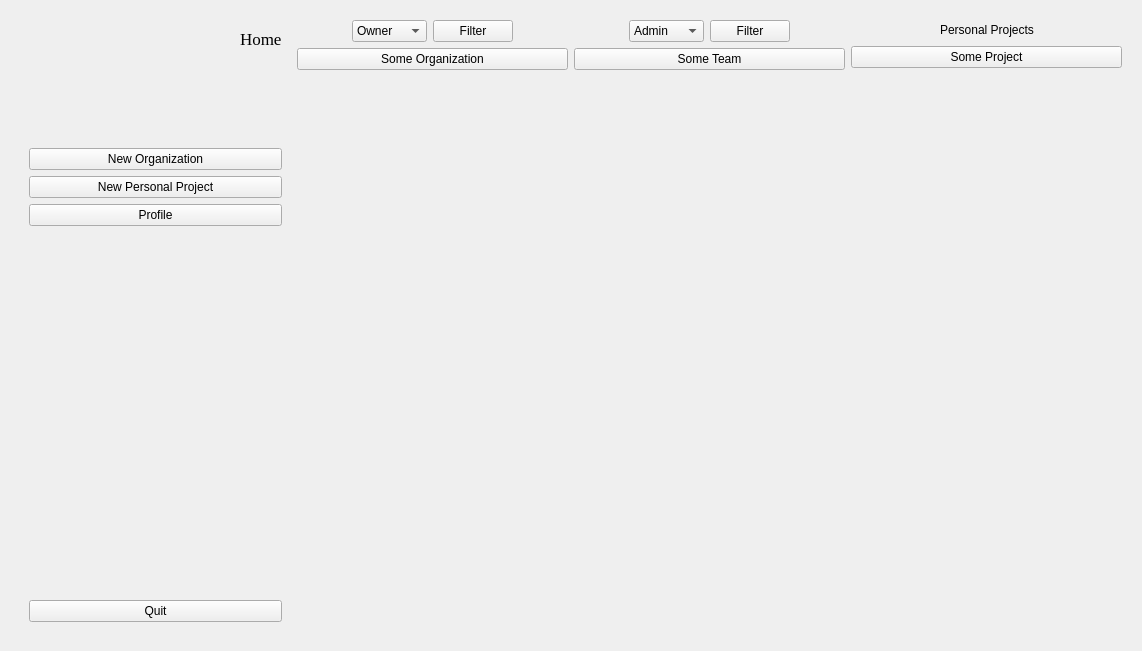
Old version of the form Client/dashboard.ui in the repository amirsoleimani7/AP_Project.
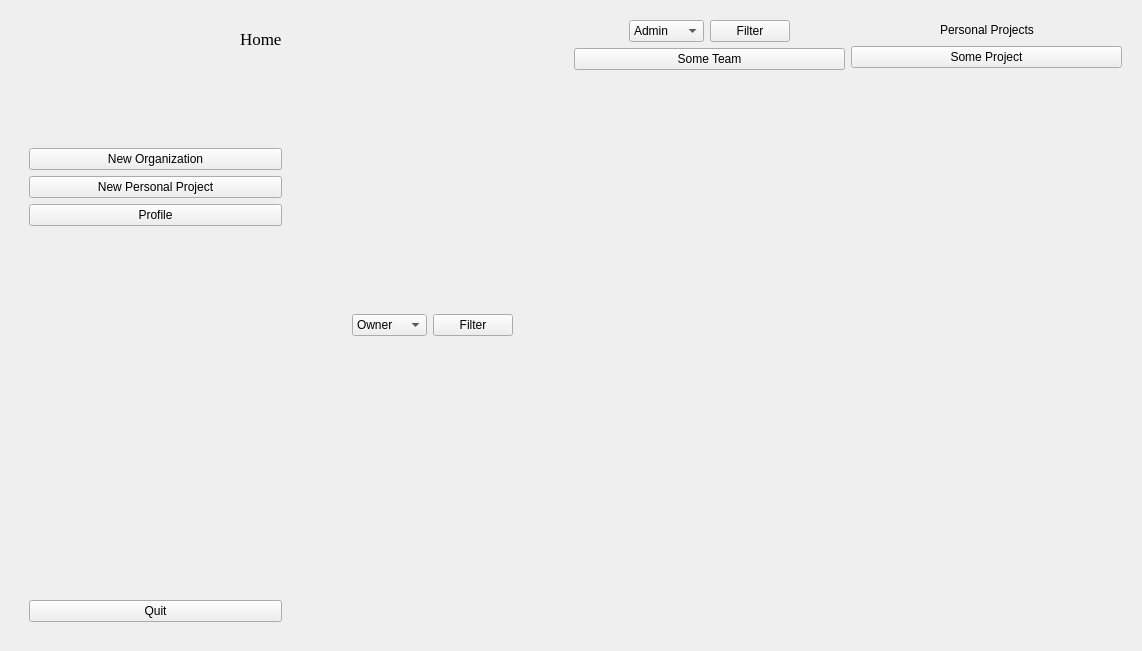
New version of the form.

Commit message: adding dynamic organization names

```diff
--- a/Client/dashboard.ui
+++ b/Client/dashboard.ui
@@ -301,7 +301,7 @@
         </widget>
        </item>
        <item>
-        <layout class="QVBoxLayout" name="HomeOrgListLayout">
+        <layout class="QVBoxLayout" name="HomeOrgListLayout_1">
          <item>
           <layout class="QHBoxLayout" name="horizontalLayout_9">
            <item>
@@ -354,24 +354,7 @@
           </layout>
          </item>
          <item>
-          <widget class="QPushButton" name="oneOrgButton_4">
-           <property name="text">
-            <string>Some Organization</string>
-           </property>
-          </widget>
-         </item>
-         <item>
-          <spacer name="verticalSpacer_47">
-           <property name="orientation">
-            <enum>Qt::Vertical</enum>
-           </property>
-           <property name="sizeHint" stdset="0">
-            <size>
-             <width>20</width>
-             <height>40</height>
-            </size>
-           </property>
-          </spacer>
+          <layout class="QVBoxLayout" name="HomeOrgListLayout"/>
          </item>
         </layout>
        </item>
```
The commit also changes 5 other files.
